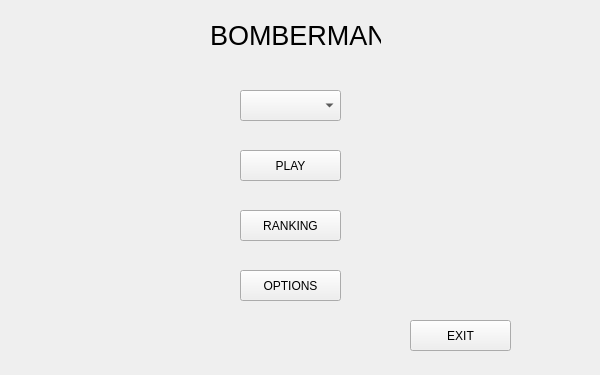
This is Classes/GUI/game.ui in EKaczmarek/BomberMan as Qt 5 draws it before an edit. The edited form follows.
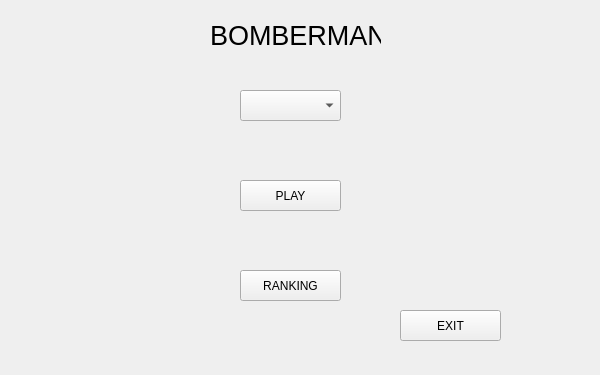
This is the edited form.

What changed in the file:
```diff
--- a/Classes/GUI/game.ui
+++ b/Classes/GUI/game.ui
@@ -23,7 +23,7 @@
    <property name="geometry">
     <rect>
      <x>240</x>
-     <y>210</y>
+     <y>270</y>
      <width>101</width>
      <height>31</height>
     </rect>
@@ -57,7 +57,7 @@
    <property name="geometry">
     <rect>
      <x>240</x>
-     <y>150</y>
+     <y>180</y>
      <width>101</width>
      <height>31</height>
     </rect>
@@ -87,8 +87,8 @@
   <widget class="QPushButton" name="button_exit">
    <property name="geometry">
     <rect>
-     <x>410</x>
-     <y>320</y>
+     <x>400</x>
+     <y>310</y>
      <width>101</width>
      <height>31</height>
     </rect>
@@ -118,40 +118,6 @@
     <bool>false</bool>
    </property>
   </widget>
-  <widget class="QPushButton" name="button_options">
-   <property name="geometry">
-    <rect>
-     <x>240</x>
-     <y>270</y>
-     <width>101</width>
-     <height>31</height>
-    </rect>
-   </property>
-   <property name="mouseTracking">
-    <bool>true</bool>
-   </property>
-   <property name="focusPolicy">
-    <enum>Qt::ClickFocus</enum>
-   </property>
-   <property name="contextMenuPolicy">
-    <enum>Qt::ActionsContextMenu</enum>
-   </property>
-   <property name="autoFillBackground">
-    <bool>false</bool>
-   </property>
-   <property name="text">
-    <string>OPTIONS</string>
-   </property>
-   <property name="checkable">
-    <bool>false</bool>
-   </property>
-   <property name="checked">
-    <bool>false</bool>
-   </property>
-   <property name="flat">
-    <bool>false</bool>
-   </property>
-  </widget>
   <widget class="QComboBox" name="comboBox">
    <property name="geometry">
     <rect>
```
